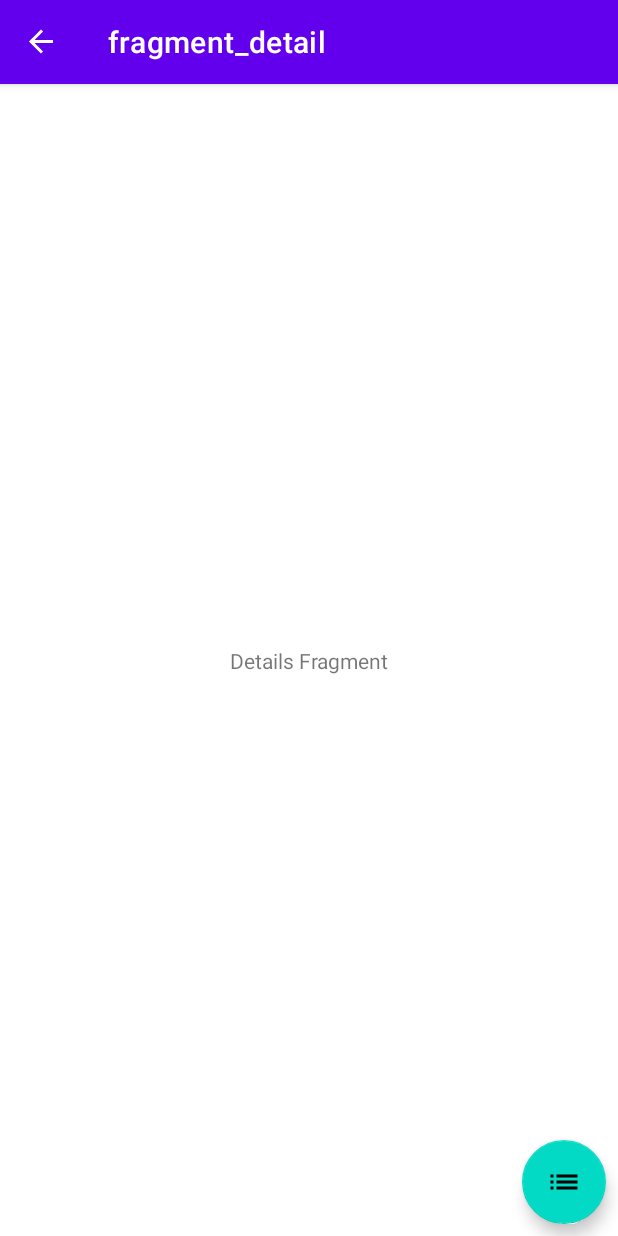
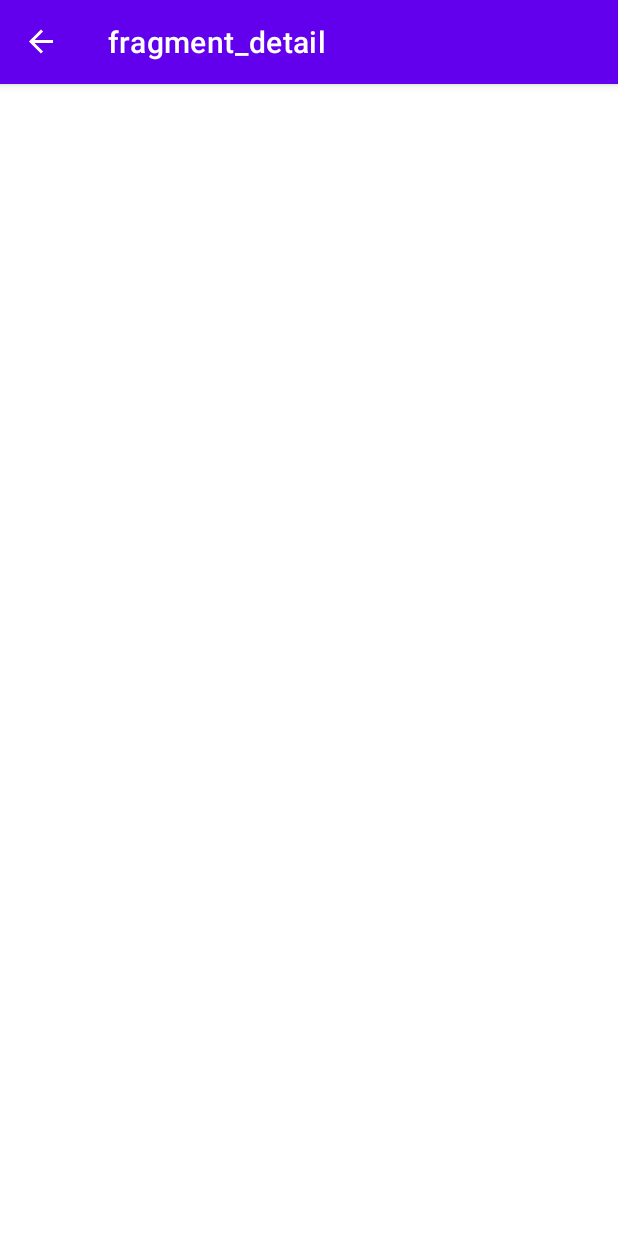
Before and after one commit to swapanpal/DogsAppJetpack, an Android app: the DetailFragment screen opened through its navigation route, on a phone screen of 412 x 824 dp. Run offline under Robolectric (Android 15) with nearby library versions, the phone set to English and light mode, and no system bars; our stand-ins replace ButterKnife, navigation-ui.

Commit message:
Navigation chapter finished. Removed some unused code.

```diff
--- a/app/src/main/java/com/example/dogsappjetpack/view/DetailFragment.java
+++ b/app/src/main/java/com/example/dogsappjetpack/view/DetailFragment.java
@@ -11,6 +11,7 @@ import androidx.navigation.Navigation;
 import android.view.LayoutInflater;
 import android.view.View;
 import android.view.ViewGroup;
+import android.widget.TextView;
 
 import com.example.dogsappjetpack.R;
 import com.google.android.material.floatingactionbutton.FloatingActionButton;
@@ -20,9 +21,8 @@ import butterknife.ButterKnife;
 
 
 public class DetailFragment extends Fragment {
-    // bind the floatingActionButton with Butterknife library
-    @BindView(R.id.floatingActionButton2)
-    FloatingActionButton fab2;
+
+    private int dogUuid;
 
     public DetailFragment() {
         // Required empty public constructor
@@ -42,14 +42,9 @@ public class DetailFragment extends Fragment {
     @Override
     public void onViewCreated(@NonNull View view, @Nullable Bundle savedInstanceState) {
         super.onViewCreated(view, savedInstanceState);
-        fab2.setOnClickListener(view1 -> { onGoToList(); });
+        if (getArguments() != null){
+            dogUuid = DetailFragmentArgs.fromBundle(getArguments()).getDogUuid();
+        }
     }
 
-    // Create helper method to navigate from list fragment to Detail fragment
-    void onGoToList(){
-        NavDirections action = DetailFragmentDirections.actionList();
-        Navigation.findNavController(fab2).navigate(action);
-
-
-    }
 }
--- a/app/src/main/java/com/example/dogsappjetpack/view/ListFragment.java
+++ b/app/src/main/java/com/example/dogsappjetpack/view/ListFragment.java
@@ -20,16 +20,10 @@ import butterknife.ButterKnife;
 
 
 public class ListFragment extends Fragment {
-    // bind the floatingActionButton with Butterknife library
-    @BindView(R.id.floatingActionButton)
-    FloatingActionButton fab;
-
 
     public ListFragment() {
         // Required empty public constructor
     }
-
-
 
     @Override
     public View onCreateView(LayoutInflater inflater, ViewGroup container,
@@ -39,17 +33,4 @@ public class ListFragment extends Fragment {
         ButterKnife.bind(this, view);
         return view;
     }
-
-    // override the onViewCreated and add click listener on fab button
-    @Override
-    public void onViewCreated(@NonNull View view, @Nullable Bundle savedInstanceState) {
-        super.onViewCreated(view, savedInstanceState);
-        fab.setOnClickListener(view1 -> { onGoToDetails(); });
-    }
-    // Create helper method to navigate from list fragment to Detail fragment
-    void onGoToDetails(){
-        NavDirections action = ListFragmentDirections.actionDetail();
-        Navigation.findNavController(fab).navigate(action);
-
-    }
 }
--- a/app/src/main/res/layout/fragment_detail.xml
+++ b/app/src/main/res/layout/fragment_detail.xml
@@ -5,26 +5,4 @@
     android:layout_width="match_parent"
     android:layout_height="match_parent"
     tools:context=".view.DetailFragment">
-
-
-    <TextView
-        android:id="@+id/textView2"
-        android:layout_width="wrap_content"
-        android:layout_height="wrap_content"
-        android:text="Details Fragment"
-        app:layout_constraintBottom_toBottomOf="parent"
-        app:layout_constraintEnd_toEndOf="parent"
-        app:layout_constraintStart_toStartOf="parent"
-        app:layout_constraintTop_toTopOf="parent" />
-
-    <com.google.android.material.floatingactionbutton.FloatingActionButton
-        android:id="@+id/floatingActionButton2"
-        android:layout_width="wrap_content"
-        android:layout_height="wrap_content"
-        android:clickable="true"
-        android:layout_marginBottom="8dp"
-        android:layout_marginRight="8dp"
-        android:src="@drawable/ic_list"
-        app:layout_constraintBottom_toBottomOf="parent"
-        app:layout_constraintEnd_toEndOf="parent" />
 </androidx.constraintlayout.widget.ConstraintLayout>
--- a/app/src/main/res/navigation/dogs_navigation.xml
+++ b/app/src/main/res/navigation/dogs_navigation.xml
@@ -11,7 +11,9 @@
         tools:layout="@layout/fragment_list" >
         <action
             android:id="@+id/actionDetail"
-            app:destination="@id/detailFragment" />
+            app:destination="@id/detailFragment"
+            app:enterAnim="@anim/nav_default_pop_enter_anim"
+            app:exitAnim="@anim/nav_default_pop_exit_anim" />
     </fragment>
     <fragment
         android:id="@+id/detailFragment"
@@ -21,5 +23,9 @@
         <action
             android:id="@+id/actionList"
             app:destination="@id/listFragment" />
+        <argument
+            android:name="dogUuid"
+            app:argType="integer"
+            android:defaultValue="0" />
     </fragment>
 </navigation>
```
Also changed, not shown: app/src/main/res/layout/fragment_list.xml (+0 -21 lines).
